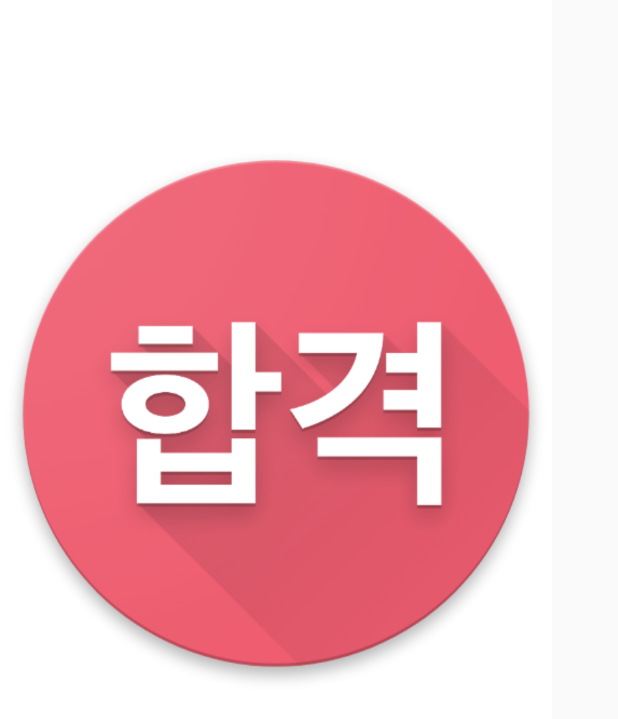
After one commit to leesangbum/h-project, an Android app: the layout activity_intro.xml on its own in the app's theme, with its tools: preview values and no code run, on a phone screen of 412 x 824 dp. The commit adds this screen. Shown: the top 719 px of the screen. Run offline under Robolectric (Android 15) with nearby library versions, the phone set to English and light mode, and no system bars.

Commit message:
add intro

```diff
--- /dev/null
+++ b/app/src/main/res/anim/fade.xml
@@ -0,0 +1,6 @@
+<?xml version="1.0" encoding="utf-8"?>
+
+<alpha xmlns:android="http://schemas.android.com/apk/res/android"
+    android:interpolator="@android:anim/accelerate_interpolator"
+    android:fromAlpha="0.0" android:toAlpha="1.0"
+    android:duration="@android:integer/config_longAnimTime" />
--- /dev/null
+++ b/app/src/main/res/anim/hold.xml
@@ -0,0 +1,6 @@
+<?xml version="1.0" encoding="utf-8"?>
+
+<translate xmlns:android="http://schemas.android.com/apk/res/android"
+    android:interpolator="@android:anim/accelerate_interpolator"
+    android:fromXDelta="0" android:toXDelta="0"
+    android:duration="@android:integer/config_longAnimTime" />
--- /dev/null
+++ b/app/src/main/res/anim/rightin.xml
@@ -0,0 +1,4 @@
+<?xml version="1.0" encoding="utf-8"?>
+<set xmlns:android="http://schemas.android.com/apk/res/android">
+    <translate android:fromXDelta="100%p" android:toXDelta="0" android:duration="300"/>
+</set>
--- /dev/null
+++ b/app/src/main/res/anim/rightout.xml
@@ -0,0 +1,4 @@
+<?xml version="1.0" encoding="utf-8"?>
+<set xmlns:android="http://schemas.android.com/apk/res/android">
+    <translate android:fromXDelta="0" android:toXDelta="100%p" android:duration="300"/>
+</set>
--- /dev/null
+++ b/app/src/main/res/layout/activity_intro.xml
@@ -0,0 +1,19 @@
+<?xml version="1.0" encoding="utf-8"?>
+<android.support.constraint.ConstraintLayout xmlns:android="http://schemas.android.com/apk/res/android"
+    xmlns:app="http://schemas.android.com/apk/res-auto"
+    xmlns:tools="http://schemas.android.com/tools"
+    android:layout_width="match_parent"
+    android:layout_height="match_parent"
+    tools:context="com.hosoart.hwatch.Intro">
+
+
+    <ImageView
+        android:id="@+id/imageView"
+        android:layout_width="368dp"
+        android:layout_height="551dp"
+        android:adjustViewBounds="true"
+        android:background="?android:attr/colorBackgroundFloating"
+        app:srcCompat="@drawable/intro"
+        tools:layout_editor_absoluteX="8dp"
+        tools:layout_editor_absoluteY="8dp" />
+</android.support.constraint.ConstraintLayout>
--- a/app/src/main/res/layout/activity_main.xml
+++ b/app/src/main/res/layout/activity_main.xml
@@ -16,7 +16,7 @@
 		android:layout_height="wrap_content"
 		android:layout_centerHorizontal="true"
 		android:padding="50dp"
-		android:text="ready"
+		android:text="합격"
 		android:textSize="50sp"
 		android:textStyle="bold" />
 	<Button
@@ -51,7 +51,7 @@
 		/>
 	<com.google.android.gms.ads.AdView
 		android:id="@+id/adView"
-		android:layout_width="wrap_content"
+		android:layout_width="fill_parent"
 		android:layout_height="wrap_content"
 		android:layout_centerHorizontal="true"
 		android:layout_alignParentBottom="true"
--- a/app/src/main/res/values/strings.xml
+++ b/app/src/main/res/values/strings.xml
@@ -1,5 +1,6 @@
 <resources>
-	<string name="app_name">hwatch</string>
+	<string name="app_name">합격시계</string>
+	<string name="bg_color">#ee5d70</string>
 	<string name="title_activity_login">Sign in</string>
 
 	<!-- Strings related to login -->
--- a/app/src/main/res/values/styles.xml
+++ b/app/src/main/res/values/styles.xml
@@ -6,6 +6,9 @@
 		<item name="colorPrimary">@color/colorPrimary</item>
 		<item name="colorPrimaryDark">@color/colorPrimaryDark</item>
 		<item name="colorAccent">@color/colorAccent</item>
+		<!-- No Title Bar-->
+		<item name="windowActionBar">false</item>
+		<item name="windowNoTitle">true</item>
 	</style>
 
 </resources>
```
Also changed, not shown: app/src/main/AndroidManifest.xml (+12 -12 lines), app/src/main/java/com/hosoart/hwatch/Intro.java (added, +34 -0 lines), app/src/main/res/drawable/intro.png (added), app/src/main/res/mipmap-hdpi/ic_launcher.png, app/src/main/res/mipmap-mdpi/ic_launcher.png, app/src/main/res/mipmap-xhdpi/ic_launcher.png, app/src/main/res/mipmap-xxhdpi/ic_launcher.png, app/src/main/res/mipmap-xxxhdpi/ic_launcher.png, 3 other files.
